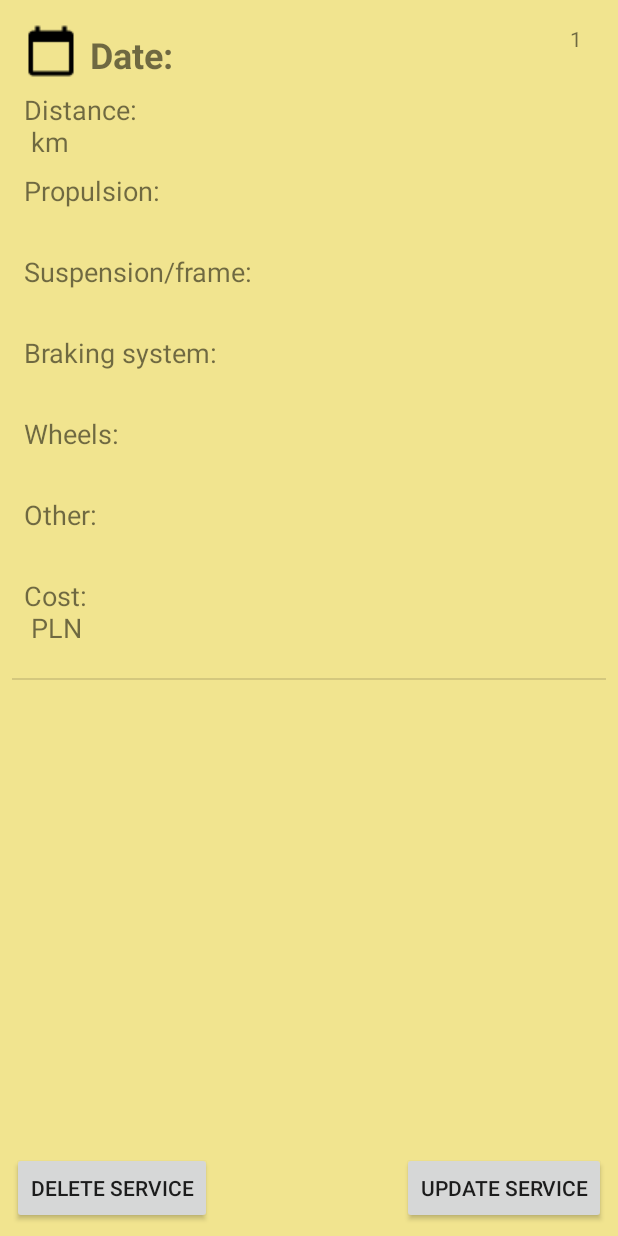
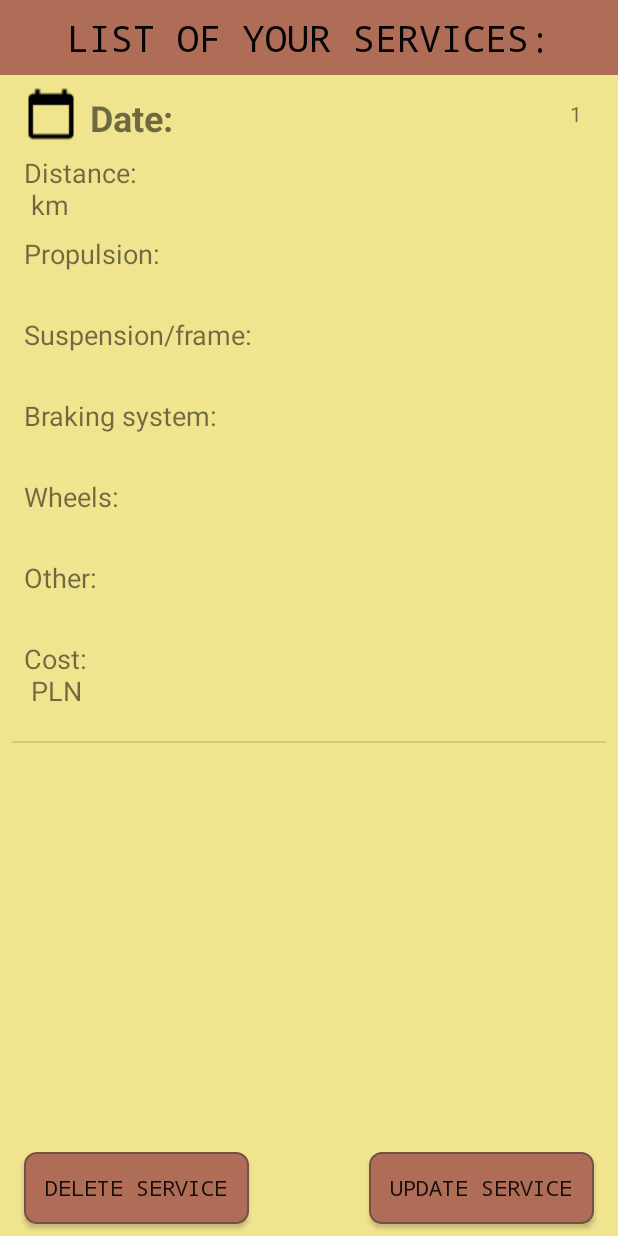
Before and after one commit to konwojcik169/Cycling-assistant-in-progress, an Android app: the ViewingServices screen opened directly, with no data from a screen before it, on a phone screen of 412 x 824 dp. Run offline under Robolectric (Android 15) with nearby library versions, the phone set to English and light mode, and no system bars.

Commit message:
Upgrade version -database, -adding services, -showing services on listview, -delating particular services from listview and database, -showing particular a service in new Activity (UpdatingServices), -updating all things in a particular services

```diff
--- a/app/src/main/java/com/example/cyclistassistant/AddingServices.java
+++ b/app/src/main/java/com/example/cyclistassistant/AddingServices.java
@@ -1,6 +1,7 @@
 package com.example.cyclistassistant;
 
 import android.app.Activity;
+import android.content.Intent;
 import android.database.Cursor;
 import android.os.Bundle;
 import android.support.v7.app.AlertDialog;
@@ -66,6 +67,9 @@ public class AddingServices extends Activity  {
                                 Toast.LENGTH_SHORT).show();
                     }
 
+                Intent i = new Intent(AddingServices.this, MainActivity.class);
+                startActivity(i);
+
             }
         });
     }
--- a/app/src/main/res/layout/activity_main.xml
+++ b/app/src/main/res/layout/activity_main.xml
@@ -43,6 +43,7 @@
         app:layout_constraintEnd_toEndOf="parent"
 
         app:layout_constraintStart_toStartOf="parent"
+
 
         />
 
@@ -90,6 +91,7 @@
         android:layout_marginEnd="16dp"
         android:layout_marginBottom="16dp"
         android:text="VIEW DATA"
+        android:visibility="invisible"
         app:layout_constraintBottom_toTopOf="@+id/button"
         app:layout_constraintEnd_toEndOf="parent"
         app:layout_constraintStart_toStartOf="parent" />
--- a/app/src/main/res/layout/activity_viewing_services.xml
+++ b/app/src/main/res/layout/activity_viewing_services.xml
@@ -19,25 +19,44 @@
         app:layout_constraintBottom_toTopOf="@+id/button6"
         app:layout_constraintEnd_toEndOf="parent"
         app:layout_constraintStart_toStartOf="parent"
-        app:layout_constraintTop_toTopOf="parent" />
+        app:layout_constraintTop_toBottomOf="@+id/textView14" />
 
     <Button
         android:id="@+id/button6"
-        android:layout_width="wrap_content"
+        android:layout_width="150dp"
         android:layout_height="wrap_content"
-        android:layout_marginStart="8dp"
+        android:layout_marginStart="16dp"
         android:layout_marginBottom="8dp"
+        android:background="@drawable/mybutton"
+        android:fontFamily="monospace"
         android:text="DELETE SERVICE"
         app:layout_constraintBottom_toBottomOf="parent"
         app:layout_constraintStart_toStartOf="parent" />
 
     <Button
         android:id="@+id/button7"
-        android:layout_width="wrap_content"
+        android:layout_width="150dp"
         android:layout_height="wrap_content"
-        android:layout_marginEnd="8dp"
+        android:layout_marginEnd="16dp"
         android:layout_marginBottom="8dp"
+        android:background="@drawable/mybutton"
+        android:fontFamily="monospace"
         android:text="UPDATE SERVICE"
         app:layout_constraintBottom_toBottomOf="parent"
         app:layout_constraintEnd_toEndOf="parent" />
+
+    <TextView
+        android:id="@+id/textView14"
+        android:layout_width="0dp"
+        android:layout_height="50dp"
+        android:background="@color/colorPrimary"
+        android:fontFamily="monospace"
+        android:text="LIST OF YOUR SERVICES:"
+        android:gravity="center"
+        android:textAlignment="center"
+        android:textColor="@color/colorPrimaryDark"
+        android:textSize="24sp"
+        app:layout_constraintEnd_toEndOf="parent"
+        app:layout_constraintStart_toStartOf="parent"
+        app:layout_constraintTop_toTopOf="parent" />
 </android.support.constraint.ConstraintLayout>
--- a/app/src/main/res/layout/list_services.xml
+++ b/app/src/main/res/layout/list_services.xml
@@ -12,7 +12,7 @@
         android:layout_width="wrap_content"
         android:layout_height="wrap_content"
         android:layout_marginStart="8dp"
-        android:layout_marginTop="12dp"
+        android:layout_marginTop="4dp"
         android:text="@string/textView"
         android:textSize="24sp"
         android:textStyle="bold"
@@ -101,7 +101,6 @@
         android:layout_width="wrap_content"
         android:layout_height="wrap_content"
         android:layout_marginStart="8dp"
-        android:layout_marginTop="8dp"
         app:layout_constraintStart_toStartOf="parent"
         app:layout_constraintTop_toTopOf="parent"
         app:srcCompat="@drawable/baseline_calendar_today_black_18dp" />
--- a/app/src/main/res/values/strings.xml
+++ b/app/src/main/res/values/strings.xml
@@ -1,5 +1,5 @@
 <resources>
-    <string name="app_name">Cyclist Assistant</string>
+    <string name="app_name">  Cyclist Assistant</string>
     <string name="button">ADD NEW SERVICE</string>
     <string name="button2">VIEW YOUR SERVICES</string>
     <string name="button3">FIND THE NEAREST SERVICE</string>
```
Also changed, not shown: app/src/main/java/com/example/cyclistassistant/MainActivity.java (+9 -0 lines), app/src/main/java/com/example/cyclistassistant/ViewingServices.java (+18 -2 lines), app/src/main/res/layout/activity_adding_services.xml (+7 -8 lines), app/src/main/res/layout/activity_updating_services.xml (+11 -9 lines).
